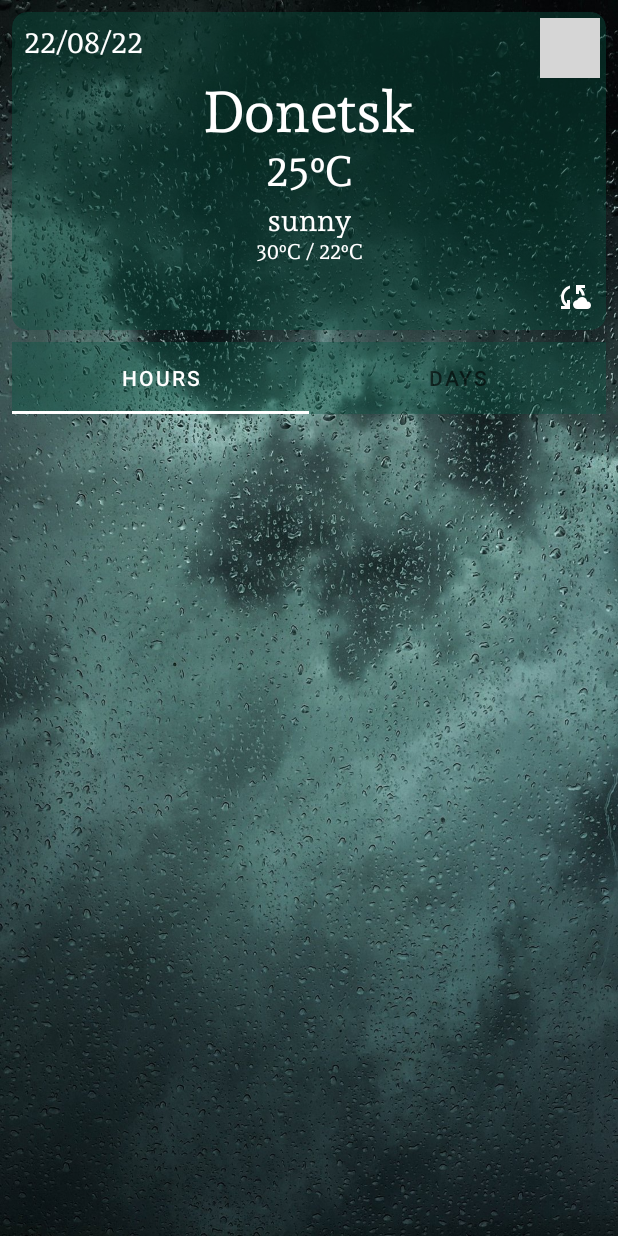
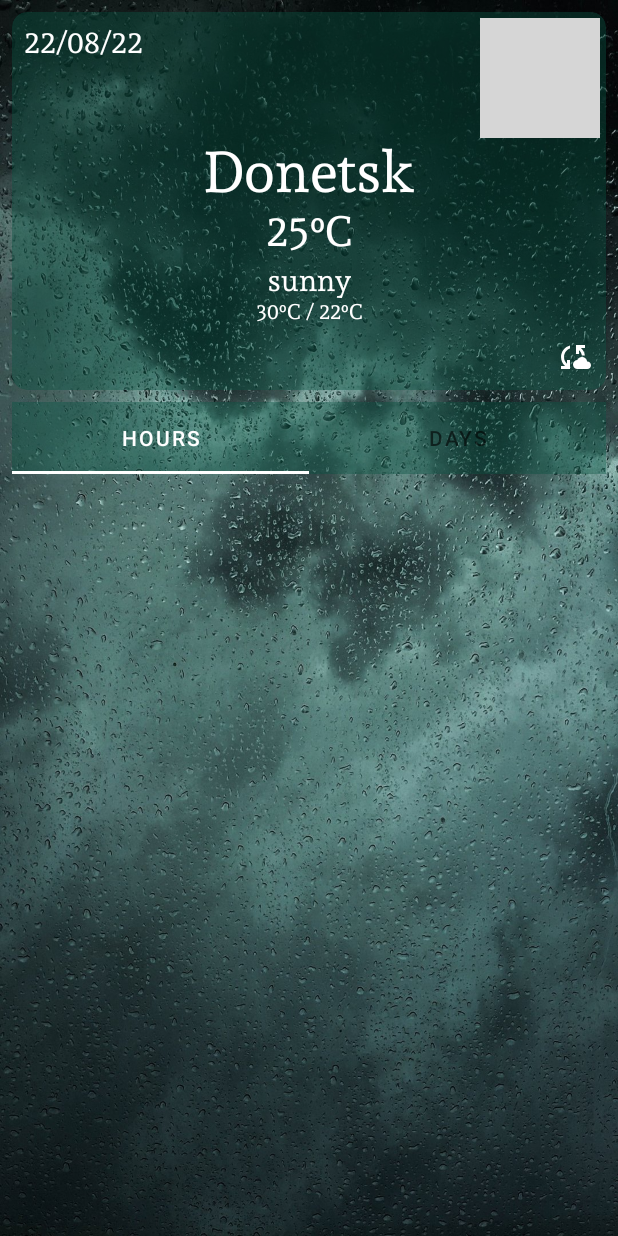
Before and after one commit to gogi1704/api_Weather, an Android app: the layout fragment_main.xml on its own in the app's theme, with its tools: preview values and no code run, on a phone screen of 412 x 824 dp. Run offline under Robolectric (Android 15) with nearby library versions, the phone set to English and light mode, and no system bars; network calls fail; grey boxes are pictures that could not be loaded.

Commit message:
Query Processing create (обработка запросов)

```diff
--- a/app/src/main/java/com/example/api_weather/apiService/ApiService.kt
+++ b/app/src/main/java/com/example/api_weather/apiService/ApiService.kt
@@ -6,7 +6,7 @@ import org.json.JSONObject
 
 interface ApiService {
     fun parseWeather(result: String)
-    fun parseCurrentData(mainJsonObject: JSONObject , weatherItem:WeatherModel)
+    fun parseCurrentData(mainJsonObject: JSONObject , weatherItem:WeatherModel):WeatherModel
     fun parseDays(mainJsonObject: JSONObject):List<WeatherModel>
     fun requestWeatherData(context: Context,city: String)
 
--- a/app/src/main/res/layout/fragment_main.xml
+++ b/app/src/main/res/layout/fragment_main.xml
@@ -39,9 +39,9 @@
             android:layout_height="match_parent">
 
             <ImageView
-                android:id="@+id/imageView"
-                android:layout_width="40dp"
-                android:layout_height="40dp"
+                android:id="@+id/imageView_condition_icon"
+                android:layout_width="80dp"
+                android:layout_height="80dp"
                 android:layout_marginTop="4dp"
                 android:layout_marginEnd="4dp"
                 app:layout_constraintEnd_toEndOf="parent"
@@ -58,7 +58,7 @@
                 android:textSize="38sp"
                 app:layout_constraintEnd_toEndOf="parent"
                 app:layout_constraintStart_toStartOf="parent"
-                app:layout_constraintTop_toBottomOf="@+id/imageView" />
+                app:layout_constraintTop_toBottomOf="@+id/imageView_condition_icon" />
 
             <TextView
                 android:id="@+id/textView_Temp_today"
@@ -73,7 +73,7 @@
                 app:layout_constraintTop_toBottomOf="@+id/textView_city" />
 
             <TextView
-                android:id="@+id/textView4"
+                android:id="@+id/textView_condition_today"
                 android:layout_width="wrap_content"
                 android:layout_height="wrap_content"
                 android:layout_marginTop="4dp"
@@ -93,9 +93,9 @@
                 android:text="30⁰C / 22⁰C"
                 android:textColor="@color/white"
                 android:textSize="14sp"
-                app:layout_constraintEnd_toEndOf="@+id/textView4"
-                app:layout_constraintStart_toStartOf="@+id/textView4"
-                app:layout_constraintTop_toBottomOf="@+id/textView4" />
+                app:layout_constraintEnd_toEndOf="@+id/textView_condition_today"
+                app:layout_constraintStart_toStartOf="@+id/textView_condition_today"
+                app:layout_constraintTop_toBottomOf="@+id/textView_condition_today" />
 
             <ImageButton
                 android:id="@+id/imageButton_sync"
```
Also changed, not shown: app/src/main/java/com/example/api_weather/apiService/ApiServiceImpl.kt (+30 -8 lines), app/src/main/java/com/example/api_weather/fragments/MainFragment.kt (+33 -8 lines), app/src/main/java/com/example/api_weather/vieModel/WeatherViewModel.kt (deleted, +0 -10 lines), app/src/main/java/com/example/api_weather/viewModel/WeatherViewModel.kt (added, +28 -0 lines).
